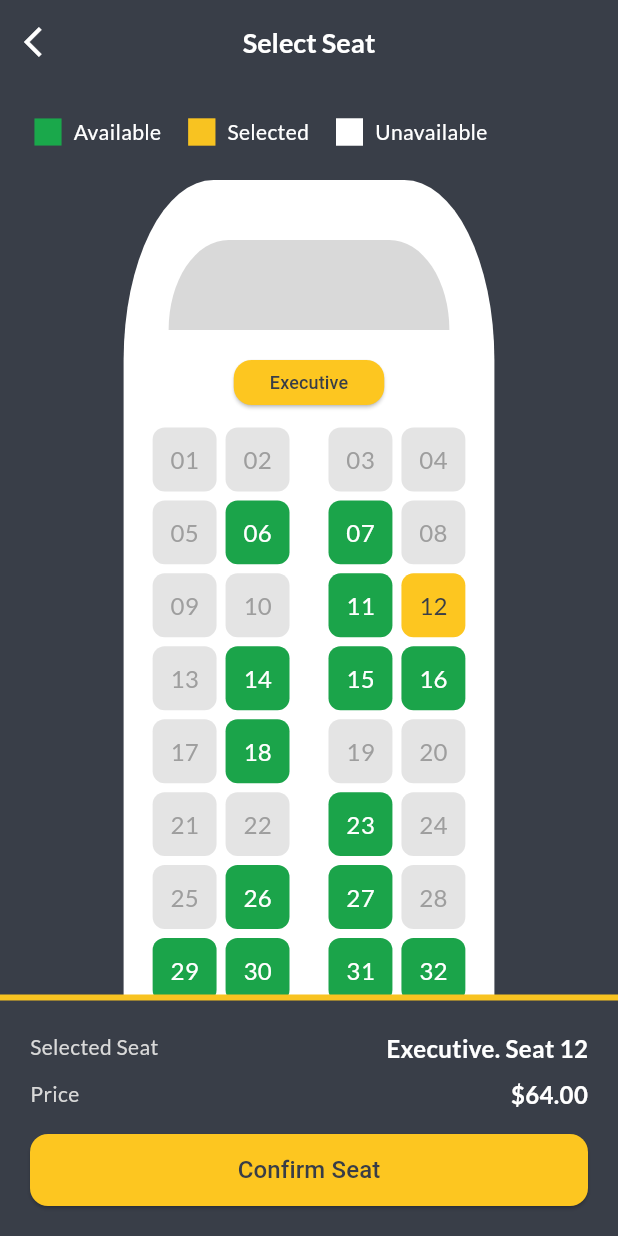
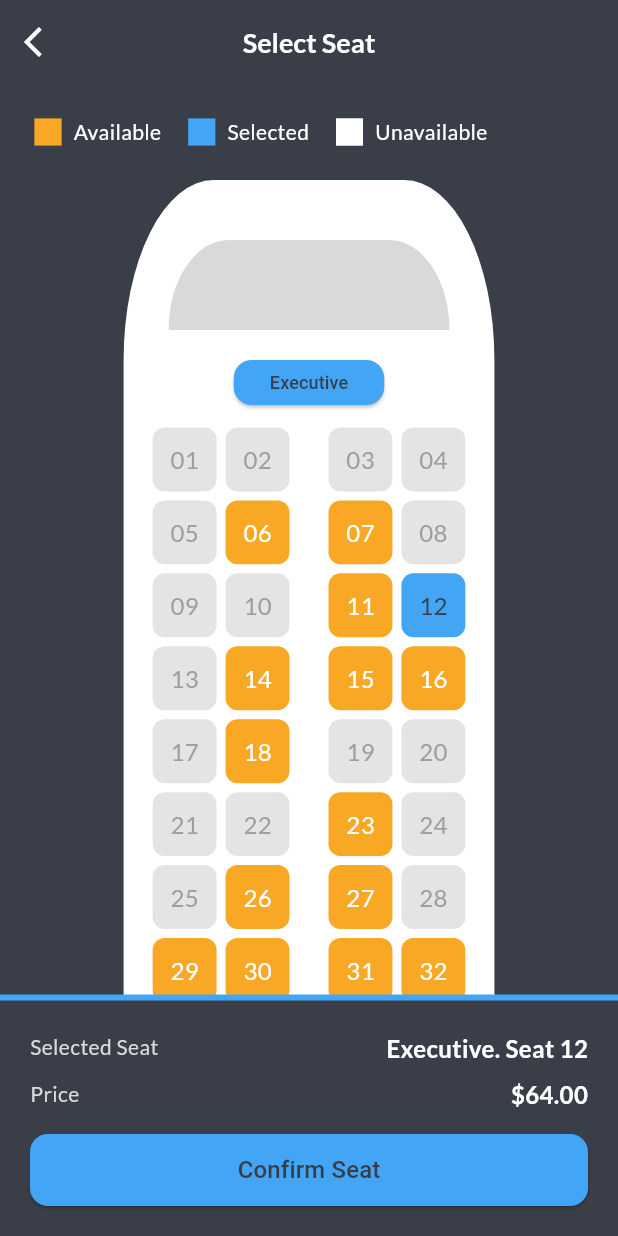
Before and after one commit to azzamalfauzan/QR-Scanner-App, a Flutter app: the screen it shows after launch, after a tap on "Continue", on a phone screen of 412 x 824 dp. Run offline on Flutter 3.47's test engine with Material 3 defaults, Android fonts, the phone set to English and light mode, and no system bars; our stand-ins replace google_fonts.

Commit message:
color and city

```diff
--- a/lib/module/booking_detail/view/booking_detail_view.dart
+++ b/lib/module/booking_detail/view/booking_detail_view.dart
@@ -362,7 +362,7 @@ class BookingDetailView extends StatefulWidget {
               width: MediaQuery.of(context).size.width,
               child: ElevatedButton(
                 style: ElevatedButton.styleFrom(
-                  backgroundColor: const Color(0xfffdc620),
+                  backgroundColor: const Color(0xFF42A5F5),
                   shape: RoundedRectangleBorder(
                     borderRadius: BorderRadius.circular(12),
                   ),
--- a/lib/module/dashboard/view/dashboard_view.dart
+++ b/lib/module/dashboard/view/dashboard_view.dart
@@ -91,33 +91,73 @@ class DashboardView extends StatefulWidget {
                       ),
                       QDropdownField(
                         label: "From",
-                        value: "Pati",
+                        value: "-",
                         // validator: Validator.required,
                         items: const [
                           {
-                            "label": "Pati",
-                            "value": "Pati",
+                            "label": "Kudus",
+                            "value": "Kudus",
                           },
                           {
-                            "label": "Kudus",
-                            "value": "Kudus",
-                          }
+                            "label": "Yogyakarta",
+                            "value": "Yogyakarta",
+                          },
+                          {
+                            "label": "Surabaya",
+                            "value": "Surabaya",
+                          },
+                          {
+                            "label": "Jakarta",
+                            "value": "Jakarta",
+                          },
+                          {
+                            "label": "Bandung",
+                            "value": "Bandung",
+                          },
+                          {
+                            "label": "Solo",
+                            "value": "Solo",
+                          },
+                          {
+                            "label": "Bali",
+                            "value": "Bali",
+                          },
                         ],
                         onChanged: (value, label) {},
                       ),
                       QDropdownField(
                         label: "To",
-                        value: "Kudus",
+                        value: "-",
                         // validator: Validator.required,
                         items: const [
                           {
-                            "label": "Pati",
-                            "value": "Pati",
+                            "label": "Kudus",
+                            "value": "Kudus",
                           },
                           {
-                            "label": "Kudus",
-                            "value": "Kudus",
-                          }
+                            "label": "Yogyakarta",
+                            "value": "Yogyakarta",
+                          },
+                          {
+                            "label": "Surabaya",
+                            "value": "Surabaya",
+                          },
+                          {
+                            "label": "Jakarta",
+                            "value": "Jakarta",
+                          },
+                          {
+                            "label": "Bandung",
+                            "value": "Bandung",
+                          },
+                          {
+                            "label": "Solo",
+                            "value": "Solo",
+                          },
+                          {
+                            "label": "Bali",
+                            "value": "Bali",
+                          },
                         ],
                         onChanged: (value, label) {},
                       ),
@@ -175,7 +215,7 @@ class DashboardView extends StatefulWidget {
                                   decoration: BoxDecoration(
                                     color: (controller.qtyAdult == 0)
                                         ? const Color(0xffdedede)
-                                        : const Color(0xfffdc620),
+                                        : const Color(0xFF42A5F5),
                                   ),
                                   child: const Icon(
                                     Icons.remove,
@@ -198,7 +238,7 @@ class DashboardView extends StatefulWidget {
                                     left: 20.0,
                                   ),
                                   decoration: const BoxDecoration(
-                                    color: Color(0xfffdc620),
+                                    color: Color(0xFF42A5F5),
                                   ),
                                   child: const Icon(
                                     Icons.add,
@@ -220,7 +260,7 @@ class DashboardView extends StatefulWidget {
                                   decoration: BoxDecoration(
                                     color: (controller.qtyChild == 0)
                                         ? const Color(0xffdedede)
-                                        : const Color(0xfffdc620),
+                                        : const Color(0xFF42A5F5),
                                   ),
                                   child: const Icon(
                                     Icons.remove,
@@ -243,7 +283,7 @@ class DashboardView extends StatefulWidget {
                                     left: 20.0,
                                   ),
                                   decoration: const BoxDecoration(
-                                    color: Color(0xfffdc620),
+                                    color: Color(0xFF42A5F5),
                                   ),
                                   child: const Icon(
                                     Icons.add,
@@ -286,7 +326,7 @@ class DashboardView extends StatefulWidget {
                         width: MediaQuery.of(context).size.width,
                         child: ElevatedButton(
                           style: ElevatedButton.styleFrom(
-                            backgroundColor: const Color(0xfffdc620),
+                            backgroundColor: const Color(0xFF42A5F5),
                             shape: RoundedRectangleBorder(
                               borderRadius: BorderRadius.circular(12),
                             ),
--- a/lib/module/seat_picker/view/seat_picker_view.dart
+++ b/lib/module/seat_picker/view/seat_picker_view.dart
@@ -40,7 +40,7 @@ class SeatPickerView extends StatefulWidget {
                   Icon(
                     Icons.square,
                     size: 24.0,
-                    color: Color(0xff1aa84b),
+                    color: Color(0xFFF9A825),
                   ),
                   SizedBox(
                     width: 5.0,
@@ -57,7 +57,7 @@ class SeatPickerView extends StatefulWidget {
                   Icon(
                     Icons.square,
                     size: 24.0,
-                    color: Color(0xfff8c321),
+                    color: Color(0xFF42A5F5),
                   ),
                   SizedBox(
                     width: 5.0,
@@ -138,7 +138,7 @@ class SeatPickerView extends StatefulWidget {
                               height: 30,
                               child: ElevatedButton(
                                 style: ElevatedButton.styleFrom(
-                                  backgroundColor: const Color(0xfffdc620),
+                                  backgroundColor: const Color(0xFF42A5F5),
                                   shape: RoundedRectangleBorder(
                                     borderRadius: BorderRadius.circular(12),
                                   ),
@@ -178,11 +178,11 @@ class SeatPickerView extends StatefulWidget {
                                           .selectedSeats
                                           .contains(index);
 
-                                      var color = const Color(0xff1ba44a);
+                                      var color = const Color(0xFFF9A825);
                                       if (selectedSeatByOther) {
                                         color = const Color(0xffe4e4e4);
                                       } else if (selected) {
-                                        color = const Color(0xfffdc620);
+                                        color = const Color(0xFF42A5F5);
                                       }
 
                                       return InkWell(
@@ -295,7 +295,7 @@ class SeatPickerView extends StatefulWidget {
             decoration: const BoxDecoration(
               border: Border(
                 top: BorderSide(
-                  color: Color(0xfff8c321),
+                  color: Color(0xFF42A5F5),
                   width: 4.0,
                 ),
               ),
@@ -351,7 +351,7 @@ class SeatPickerView extends StatefulWidget {
                   width: MediaQuery.of(context).size.width,
                   child: ElevatedButton(
                     style: ElevatedButton.styleFrom(
-                      backgroundColor: const Color(0xfffdc620),
+                      backgroundColor: const Color(0xFF42A5F5),
                       shape: RoundedRectangleBorder(
                         borderRadius: BorderRadius.circular(12),
                       ),
--- a/lib/shared/theme/theme_ticket_booking.dart
+++ b/lib/shared/theme/theme_ticket_booking.dart
@@ -17,7 +17,7 @@ ThemeData getTicketBookingTheme() {
     ),
     bottomNavigationBarTheme: const BottomNavigationBarThemeData(
       unselectedItemColor: Color(0xffa9a9a9),
-      selectedItemColor: Color(0xfffdc620),
+      selectedItemColor: Color(0xFF42A5F5),
     ),
     tabBarTheme: const TabBarTheme(
       unselectedLabelColor: Colors.grey,
--- a/lib/shared/widgets/category_picker.dart
+++ b/lib/shared/widgets/category_picker.dart
@@ -148,7 +148,7 @@ class _QCategoryPickerState extends State<QCategoryPicker> {
                       child: Card(
                         margin: const EdgeInsets.only(right: 15.0),
                         color: selected
-                            ? const Color(0xfffdc620)
+                            ? const Color(0xFF42A5F5)
                             : const Color(0xffe8e8e8),
                         child: Padding(
                           padding: const EdgeInsets.symmetric(
```
Also changed, not shown: 3 other files.
